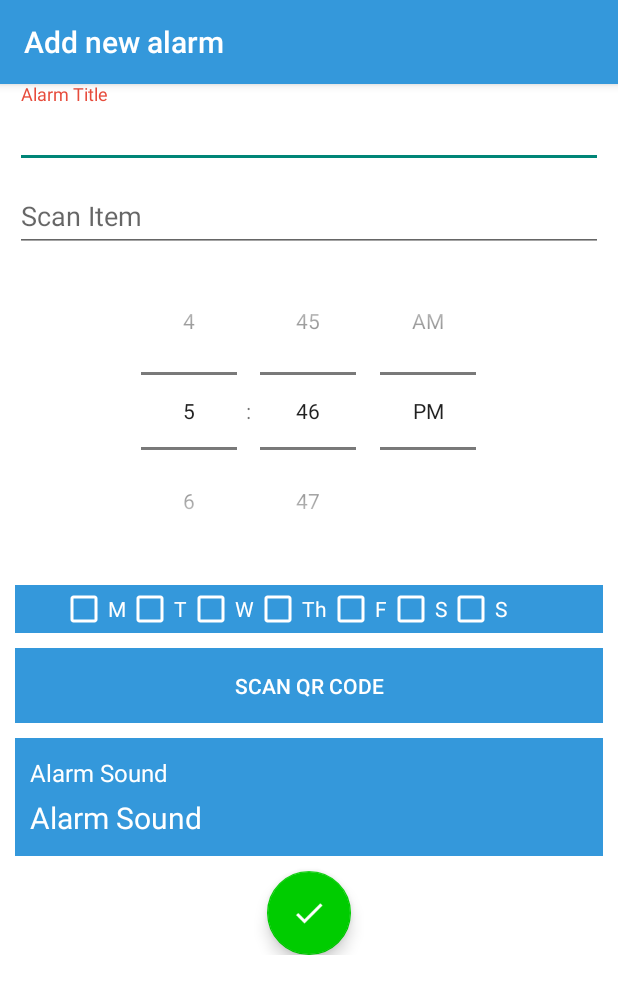
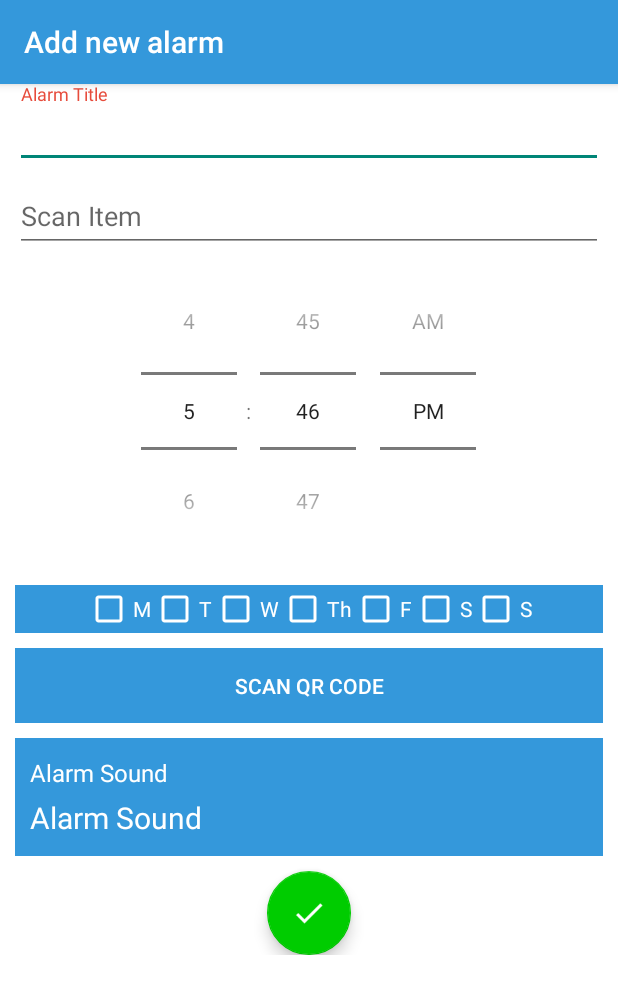
Before and after one commit to ETS-Android1/up-and-atom, an Android app: the AddNewAlarm screen opened directly, with no data from a screen before it, on a phone screen of 412 x 824 dp. Shown: the top 994 px of the screen. Run offline under Robolectric (Android 15) with nearby library versions, the phone set to English and light mode, and no system bars; libraries missing offline, so code that uses them is left out: com.google.zxing.integration; 1 statement that could not run was skipped.

Commit message:
- Changed checkbox positioning

```diff
--- a/app/src/main/res/layout/activity_new_alarm_time.xml
+++ b/app/src/main/res/layout/activity_new_alarm_time.xml
@@ -26,7 +26,6 @@
             android:layout_height="wrap_content"
             android:background="@color/white"
             android:orientation="vertical">
-
 
             <android.support.design.widget.TextInputLayout
                 android:id="@+id/timeTIL1"
@@ -89,7 +88,8 @@
                     android:layout_marginTop="@dimen/add_new_alarm_standard_padding"
                     android:background="?attr/colorPrimary"
                     android:orientation="horizontal"
-                    android:paddingLeft="30dp">
+                    android:gravity="center_horizontal"
+                    >
 
                     <!--> checkboxes to allow the user to set the days the alarm
                     should repeat on<-->
```
